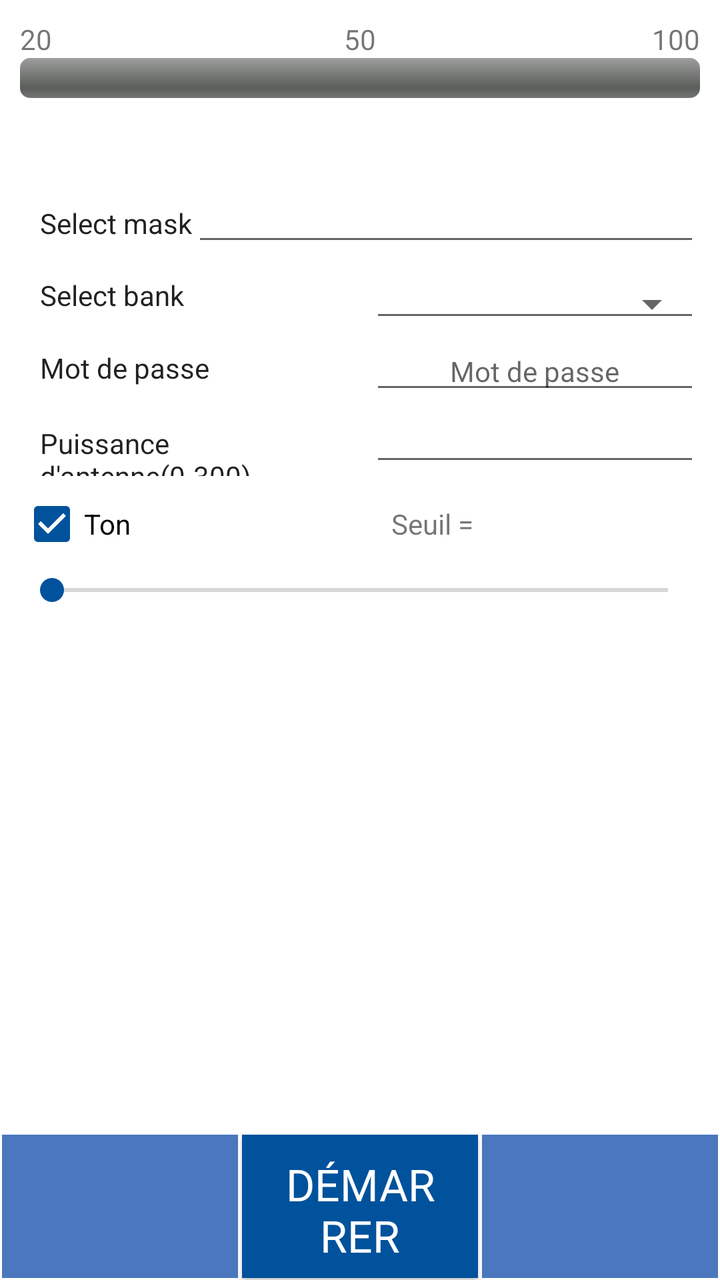
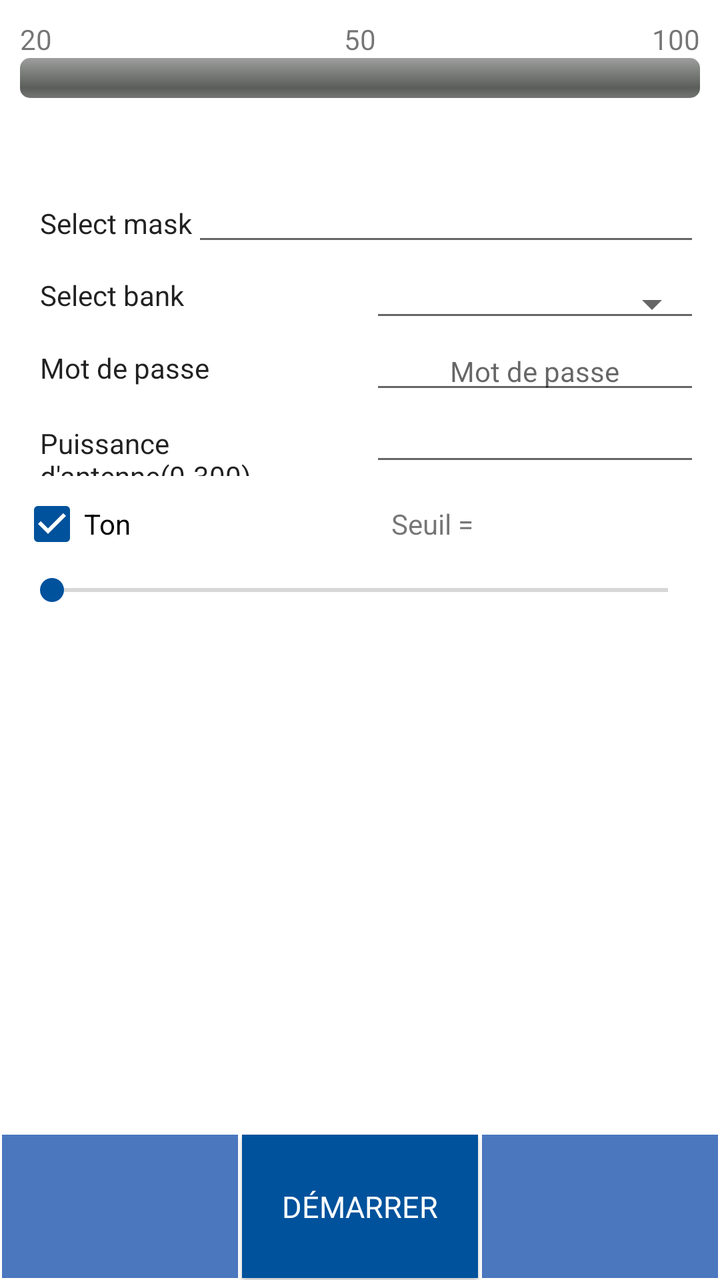

Compare the two renders of this Android layout. The source of the first and the diff that turns it into the second are given below.
<!-- AndroidManifest.xml: application theme AppNewTheme -->
<!-- res/layout/fragment_geiger_search.xml -->
<LinearLayout xmlns:android="http://schemas.android.com/apk/res/android"
    xmlns:tools="http://schemas.android.com/tools"
    style="@style/base_layout_style"
    android:paddingLeft="0dp"
    android:paddingRight="0dp"
    android:orientation="vertical">

    <LinearLayout
        android:layout_width="match_parent"
        android:layout_height="0dp"
        android:layout_weight="95"
        android:layout_marginTop="@dimen/default_top_margin"
        android:paddingLeft="10dp"
        android:paddingRight="10dp"
        android:orientation="vertical">

        <TableRow
            android:layout_width="match_parent"
            android:layout_height="wrap_content"
            android:layout_gravity="center_vertical">

            <TextView
                android:id="@+id/geigerProgressLabelMin"
                android:layout_weight="1"
                android:layout_height="wrap_content"
                android:layout_gravity="left"
                android:gravity="left"
                android:text="20" />

            <TextView
                android:id="@+id/geigerProgressLabelMid"
                android:layout_weight="1"
                android:layout_height="wrap_content"
                android:gravity="center"
                android:text="50" />

            <TextView
                android:id="@+id/geigerProgressLabelMax"
                android:layout_weight="1"
                android:layout_height="wrap_content"
                android:layout_gravity="right"
                android:gravity="right"
                android:text="100" />
    </TableRow>

    <ProgressBar
            android:id="@+id/geigerProgress"
            android:layout_width="match_parent"
            android:layout_height="wrap_content"
            style="@android:style/Widget.ProgressBar.Horizontal" />

        <TextView
            android:id="@+id/geigerTagRssi"
            android:layout_width="match_parent"
            android:layout_height="wrap_content"
            android:gravity="center"
            android:textSize="@dimen/dashboard_textSize"/>

        <include
            android:layout_width="match_parent"
            android:layout_height="wrap_content"
            layout="@layout/custom_select" />

        <TableRow
            android:layout_width="match_parent"
            android:layout_height="wrap_content"
            android:layout_gravity="center_vertical">

            <CheckBox
                android:id="@+id/geigerToneCheck"
                android:layout_weight="1"
                android:layout_height="wrap_content"
                android:layout_gravity="center"
                android:checked="true"
                android:text="@string/geigerTone_title" />

            <TextView
                android:layout_weight="1"
                android:layout_height="wrap_content"
                android:layout_gravity="center"
                android:gravity="right"
                android:text="@string/geigerThreshold_title" />

            <TextView
                android:id="@+id/geigerThreshold"
                android:layout_weight="1"
                android:layout_height="wrap_content"
                android:layout_gravity="center"
                android:gravity="left" />
        </TableRow>

        <SeekBar
            android:id="@+id/geigerSeek"
            android:layout_width="match_parent"
            android:layout_height="wrap_content" />
    </LinearLayout>

    <LinearLayout
        android:layout_width="match_parent"
        android:layout_height="wrap_content"
        android:orientation="horizontal">

        <TextView
            android:id="@+id/geigerRunTime"
            android:layout_width="wrap_content"
            android:layout_height="wrap_content"
            android:textAlignment="textStart" />

        <TextView
            android:id="@+id/geigerTagGot"
            android:layout_width="0dp"
            android:layout_weight="1"
            android:layout_height="wrap_content"
            android:gravity="center" />

        <TextView
            android:id="@+id/geigerVoltageLevel"
            android:layout_width="wrap_content"
            android:layout_height="wrap_content" />
    </LinearLayout>

    <LinearLayout
        android:layout_width="match_parent"
        android:layout_height="0dp"
        android:layout_weight="13"
        android:baselineAligned="false"
        android:orientation="horizontal">

        <TextView
            android:id="@+id/geigerYield"
            android:layout_width="0dp"
            android:layout_weight="1"
            android:layout_height="match_parent"
            android:gravity="center"
            style="@style/style_button_font" />

        <Button
            android:id="@+id/geigerStart"
            android:layout_width="0dp"
            android:layout_weight="1"
            android:layout_height="match_parent"
            style="@style/style_button_font"
            android:text="@string/start_title" />

        <TextView
            android:id="@+id/geigerRate"
            android:layout_width="0dp"
            android:layout_weight="1"
            android:layout_height="match_parent"
            android:gravity="center"
            style="@style/style_button_font" />
        </LinearLayout>
</LinearLayout>
<!-- res/layout/custom_select.xml (included above) -->
<LinearLayout xmlns:android="http://schemas.android.com/apk/res/android"
    xmlns:tools="http://schemas.android.com/tools"
    style="@style/base_layout_style"
    android:paddingLeft="0dp"
    android:paddingRight="0dp"
    android:orientation="vertical">

    <TableRow
        android:layout_width="match_parent"
        android:layout_height="wrap_content"
        android:paddingLeft="@dimen/default_left_padding">

        <TextView
            android:layout_width="wrap_content"
            android:gravity="right"
            style="@style/style_normal_font"
            android:text="Select mask" />

        <include
            android:id="@+id/selectTagID"
            android:layout_width="match_parent"
            android:layout_height="wrap_content"
            layout="@layout/custom_edittext" />
    </TableRow>

    <TableRow
        android:id="@+id/selectMemoryBankRow"
        android:layout_width="match_parent"
        android:layout_height="wrap_content"
        android:layout_marginTop="@dimen/default_top_margin"
        android:paddingLeft="10dp">

        <TextView
            android:layout_width="0dp"
            android:layout_weight="1"
            android:gravity="left"
            style="@style/style_normal_font"
            android:text="Select bank" />

        <Spinner
            android:id="@+id/selectMemoryBank"
            android:layout_margin="0dp"
            android:layout_weight="1"
            style="@style/style_default_spinner" />

        <TextView
            android:layout_width="0dp"
            android:layout_weight="1"
            android:gravity="right"
            android:visibility="gone"
            style="@style/style_normal_font"
            android:text="Offset (bit)" />

        <EditText
            android:id="@+id/selectMemoryOffset"
            android:layout_width="0dp"
            android:layout_weight="1"
            android:gravity="center"
            android:visibility="gone"
            android:inputType="numberDecimal"
            style="@style/style_normal_font"
            android:text="32" />
    </TableRow>

    <TableRow
        android:id="@+id/selectPasswordRow"
        android:layout_width="match_parent"
        android:layout_height="wrap_content"
        android:paddingLeft="@dimen/default_left_padding">

        <TextView
            android:layout_width="0dp"
            android:layout_weight="1"
            android:layout_height="match_parent"
            android:gravity="center_vertical"
            style="@style/style_normal_font"
            android:text="@string/password_title" />

        <include
            android:id="@+id/selectPasswordValue"
            android:layout_width="0dp"
            android:layout_weight="1"
            android:layout_height="match_parent"
            layout="@layout/custom_edittext_password" />
    </TableRow>

    <TableRow
        android:layout_width="match_parent"
        android:layout_height="0dp"
        android:layout_weight="1"
        android:paddingLeft="@dimen/default_left_padding">

        <TextView
            android:layout_weight="1"
            android:layout_height="wrap_content"
            style="@style/style_normal_font"
            android:text="@string/settingAntennaPower_title" />

        <EditText
            android:id="@+id/selectAntennaPower"
            android:layout_weight="1"
            android:layout_height="wrap_content"
            android:gravity="center"
            style="@style/style_normal_font"
            android:inputType="numberDecimal" />
    </TableRow>
</LinearLayout>
<!-- res/layout/custom_edittext.xml (included above) -->
<?xml version="1.0" encoding="utf-8"?>
<EditText xmlns:android="http://schemas.android.com/apk/res/android"
    style="@style/style_normal_font"
    android:digits="0123456789ABCDEFabcdef"
    android:inputType="textNoSuggestions|textVisiblePassword"
    android:gravity="center" />
<!-- res/layout/custom_edittext_password.xml (included above) -->
<?xml version="1.0" encoding="utf-8"?>
<EditText xmlns:android="http://schemas.android.com/apk/res/android"
    style="@style/style_normal_font"
    android:digits="0123456789ABCDEFabcdef"
    android:inputType="textNoSuggestions|textVisiblePassword"
    android:gravity="center"
    android:hint="@string/password_pattern_title" />
<!-- resources referenced by this layout -->
<resources>
  <dimen name="dashboard_textSize">32sp</dimen>
  <dimen name="default_left_padding">10dp</dimen>
  <dimen name="default_top_margin">10dp</dimen>
  <string name="geigerThreshold_title">Seuil = </string>
  <string name="geigerTone_title">Ton</string>
  <string name="password_pattern_title">Mot de passe</string>
  <string name="password_title">Mot de passe</string>
  <string name="settingAntennaPower_title">Puissance d\'antenne(0-300)</string>
  <string name="start_title">DÉMARRER</string>
  <style name="base_layout_style">
          <item name="android:layout_height">match_parent</item>
          <item name="android:layout_width">match_parent</item>
          <item name="android:paddingLeft">10dp</item>
          <item name="android:paddingRight">10dp</item>
      </style>
  <style name="style_button_font">
          <item name="android:textAppearance">?android:attr/textAppearanceLarge</item>
          <item name="android:textColor">#FFFFFF</item>
          <item name="android:background">#4b77be</item>
          <item name="android:layout_margin">1dp</item>
      </style>
  <style name="style_default_spinner" parent="Base.Widget.AppCompat.Spinner.Underlined">
          <item name="android:textSize">@dimen/custom_spinner_font</item>
          <item name="android:layout_width">0dp</item>
          <item name="android:layout_height">wrap_content</item>
          <item name="android:gravity">center</item>
      </style>
  <style name="style_normal_font">
          <item name="android:layout_width">match_parent</item>
          <item name="android:layout_height">wrap_content</item>
          <item name="android:textAppearance">?android:attr/textAppearance</item>
      </style>
  <style name="AppNewTheme" parent="Theme.MaterialComponents.Light.NoActionBar">
          <item name="colorPrimary">@color/colorPrimary</item>
          <item name="colorPrimaryDark">@color/colorPrimaryDark</item>
          <item name="colorAccent">@color/colorPrimary</item>
          <item name="android:textAllCaps">false</item>
          <item name="windowActionBar">false</item>
          <item name="windowNoTitle">true</item>
          <item name="actionButtonStyle">@style/ActionButtonStyle</item>
          <item name="actionBarTabTextStyle">@style/ActionTabTextStyle</item>
      </style>
  <dimen name="custom_spinner_font">15sp</dimen>
  <color name="colorPrimary">#00529c</color>
  <color name="colorPrimaryDark">#3F51B5</color>
  <style name="ActionButtonStyle">
          <item name="android:minWidth">0dp</item>
          <item name="android:paddingLeft">0dp</item>
          <item name="android:paddingRight">5dp</item>
      </style>
  <style name="ActionTabTextStyle">
          <item name="android:textAllCaps">false</item>
      </style>
</resources>

<!-- the commit's change to res/layout/fragment_geiger_search.xml (unified diff, before → after) -->
@@ -140,6 +140,7 @@
             android:layout_weight="1"
             android:layout_height="match_parent"
             style="@style/style_button_font"
+            android:textSize="15dp"
             android:text="@string/start_title" />
 
         <TextView
